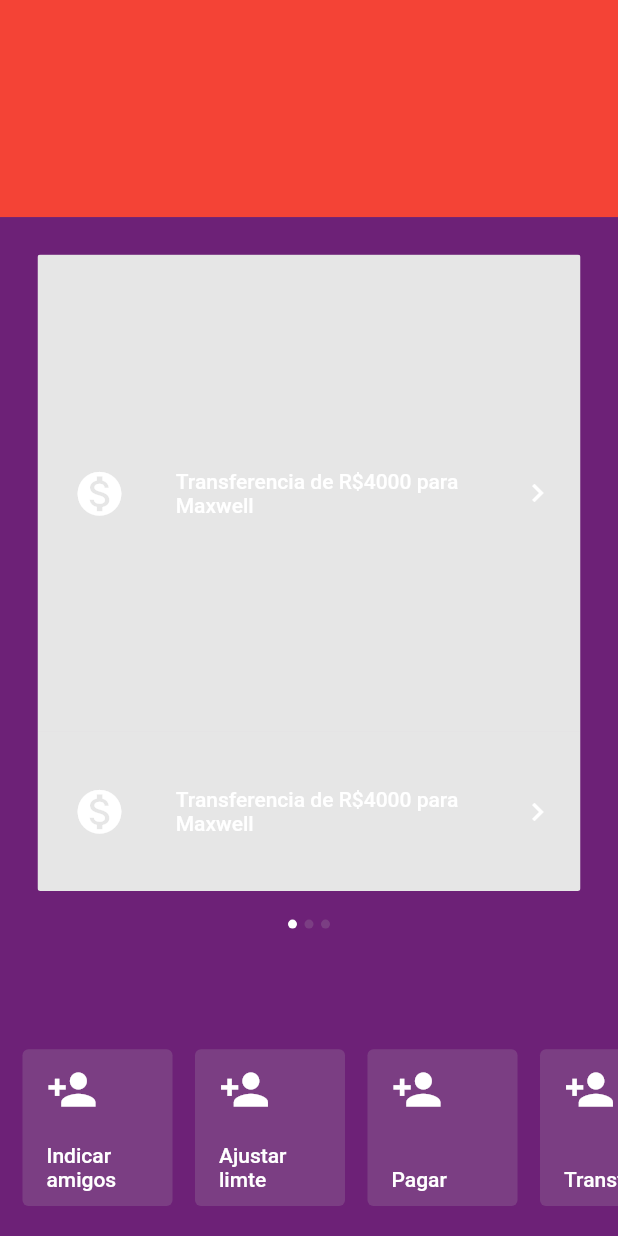
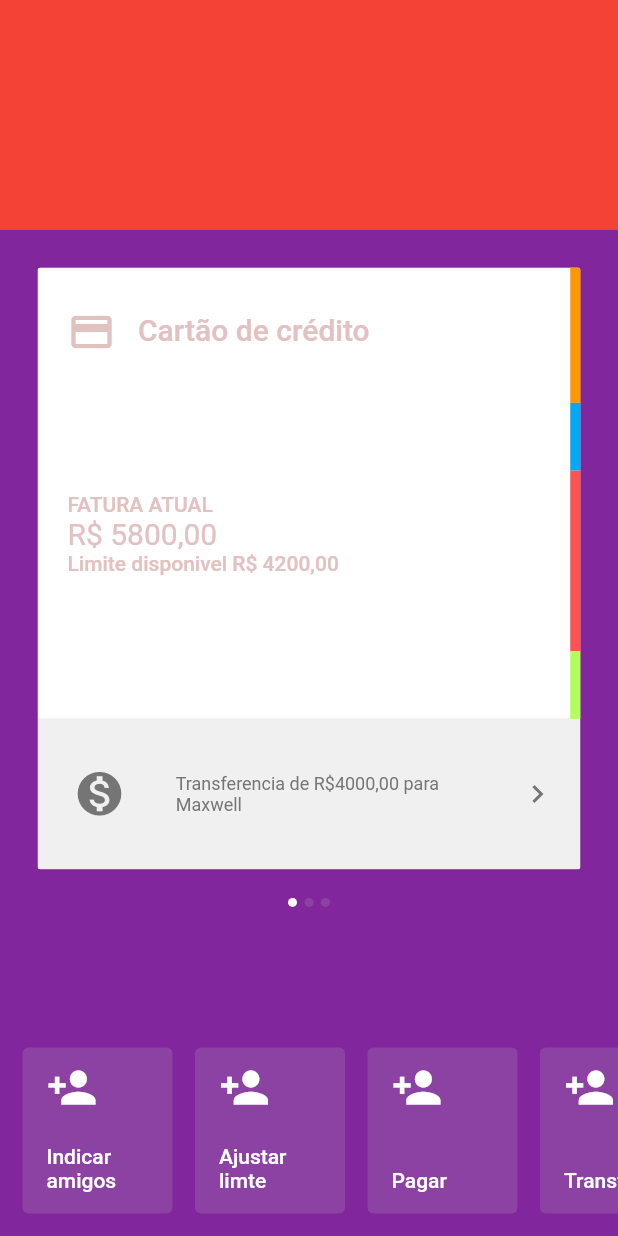
Before and after one commit to mdalboni/nubank_clone_flutter, a Flutter app: the screen it shows after launch, on a phone screen of 412 x 824 dp. Run offline on Flutter 3.47's test engine with Material 2 defaults, Android fonts, the phone set to English and light mode, and no system bars; drawn by our look-alikes of page_indicator; Roboto replaces fonts that are missing (Graphik-Regular).

Commit message:
Cartão da tela inicial

```diff
--- a/lib/home/page.dart
+++ b/lib/home/page.dart
@@ -1,7 +1,9 @@
 import 'package:flutter/material.dart';
 import 'package:nubank_clone_flutter/utils/colors.dart';
+import 'package:nubank_clone_flutter/utils/theme.dart';
 import 'package:nubank_clone_flutter/widgets/fullscreen.dart';
 import 'package:nubank_clone_flutter/widgets/menus.dart';
+import 'package:nubank_clone_flutter/widgets/moneybar.dart';
 import 'package:page_indicator/page_indicator.dart';
 
 class HomePage extends StatefulWidget {
@@ -27,7 +29,7 @@ class _HomePageState extends State<HomePage> {
   @override
   Widget build(BuildContext context) {
     return solidBackgroundScreen(SafeArea(
-        minimum: EdgeInsets.only(bottom: 20),
+        minimum: EdgeInsets.only(bottom: 15),
         bottom: true,
         child: Column(children: <Widget>[
           Expanded(
@@ -36,28 +38,24 @@ class _HomePageState extends State<HomePage> {
             ),
             flex: 18,
           ),
-          Expanded(child: tab(), flex: 59),
-          Expanded(child: SizedBox(), flex: 10),
+          Expanded(child: tab(), flex: 53),
+          Expanded(child: SizedBox(), flex: 11),
           Expanded(child: horizontalHomeMenu(), flex: 13)
         ])));
   }
 
-  Widget whiteCard(Widget upper, Widget bottom) {
+  Widget whiteCard(Widget upperWdg, Widget bottomWdg) {
     return SafeArea(
       child: ClipRRect(
         borderRadius: BorderRadius.all(Radius.circular(2.0)),
         child: Column(
           children: <Widget>[
             Expanded(
-              child: SizedBox.expand(
-                  child: cardBottomButton(Icons.monetization_on,
-                      'Transferencia de R\$4000 para Maxwell')),
+              child: SizedBox.expand(child: upperWdg),
               flex: 6,
             ),
             Expanded(
-              child: SizedBox.expand(
-                  child: cardBottomButton(Icons.monetization_on,
-                      'Transferencia de R\$4000 para Maxwell')),
+              child: SizedBox.expand(child: bottomWdg),
               flex: 2,
             )
           ],
@@ -68,14 +66,81 @@ class _HomePageState extends State<HomePage> {
     );
   }
 
+  Widget cardUpperNuConta() {
+    Widget titleRow = Row(
+      children: <Widget>[
+        Icon(
+          Icons.credit_card,
+          size: 32,
+          color: CommonColors.accent,
+        ),
+        Padding(padding: EdgeInsets.only(left: 15)),
+        Text(
+          'Cartão de crédito',
+          style:
+              TextStyle(height: 1.3, fontSize: 20, color: CommonColors.accent),
+        )
+      ],
+    );
+
+    Column subtitleColumn = Column(
+        mainAxisAlignment: MainAxisAlignment.center,
+        crossAxisAlignment: CrossAxisAlignment.start,
+        children: [
+          Text(
+            'FATURA ATUAL',
+            style: Theme.of(context).textTheme.body2,
+          ),
+          Text(
+            'R\$ 5800,00',
+            style: Theme.of(context).textTheme.display2,
+          ),
+          Text(
+            'Limite disponivel R\$ 4200,00',
+            style: Theme.of(context).textTheme.body2,
+          )
+        ]);
+
+    return FlatButton(
+        child: Row(
+          crossAxisAlignment: CrossAxisAlignment.stretch,
+          mainAxisAlignment: MainAxisAlignment.spaceEvenly,
+          mainAxisSize: MainAxisSize.max,
+          children: <Widget>[
+            Expanded(
+                child: Column(
+                    crossAxisAlignment: CrossAxisAlignment.start,
+                    children: [
+                      Expanded(
+                        child: Container(),
+                        flex: 1,
+                      ),
+                      Expanded(
+                        child: titleRow,
+                        flex: 1,
+                      ),
+                      Expanded(child: subtitleColumn, flex: 9),
+                    ]),
+                flex: 98),
+            Expanded(
+              child: moneyBar(30, 15, 40, 15),
+              flex: 2,
+            )
+          ],
+        ),
+        shape: RoundedRectangleBorder(
+          side: BorderSide(style: BorderStyle.none),
+        ),
+        padding: EdgeInsets.only(left: 20),
+        onPressed: () {},
+        color: Colors.white);
+  }
+
   Widget cardBottomButton(IconData icon, String message) {
     return FlatButton(
         child: Row(crossAxisAlignment: CrossAxisAlignment.center, children: [
           Expanded(
-            child: Icon(
-              icon,
-              size: 35,
-            ),
+            child: Icon(icon, size: 35, color: Colors.grey[600]),
             flex: 2,
           ),
           Expanded(
@@ -83,7 +148,13 @@ class _HomePageState extends State<HomePage> {
             flex: 1,
           ),
           Expanded(
-            child: Text(message),
+            child: Text(
+              message,
+              style: TextStyle(
+                  fontSize: 12,
+                  color: Colors.grey[600],
+                  fontWeight: FontWeight.normal),
+            ),
             flex: 8,
           ),
           Expanded(
@@ -91,12 +162,12 @@ class _HomePageState extends State<HomePage> {
             flex: 1,
           ),
           Expanded(
-            child: Icon(Icons.navigate_next),
+            child: Icon(Icons.navigate_next, color: Colors.grey[600]),
             flex: 1,
           )
         ]),
         shape: RoundedRectangleBorder(
-          borderRadius: new BorderRadius.circular(0.0),
+          side: BorderSide(style: BorderStyle.none),
         ),
         onPressed: () {},
         color: greyOpacity100());
@@ -106,7 +177,10 @@ class _HomePageState extends State<HomePage> {
     return PageIndicatorContainer(
       child: PageView(
         children: <Widget>[
-          whiteCard(null, null),
+          whiteCard(
+              cardUpperNuConta(),
+              cardBottomButton(Icons.monetization_on,
+                  'Transferencia de R\$4000,00 para Maxwell')),
           whiteCard(null, null),
           whiteCard(null, null),
         ],
--- a/lib/utils/colors.dart
+++ b/lib/utils/colors.dart
@@ -5,5 +5,5 @@ Color greyOpacity20() {
 }
 
 Color greyOpacity100() {
-  return Color.fromRGBO(230, 230, 230, 1.0);
+  return Color.fromRGBO(240, 240, 240, 1.0);
 }
--- a/lib/utils/theme.dart
+++ b/lib/utils/theme.dart
@@ -1,17 +1,28 @@
 import 'package:flutter/material.dart';
+
+class CommonColors {
+  static final Color primary = Color.fromRGBO(129, 38, 157, 1.0);
+  static final Color accent = Color.fromRGBO(226, 193, 193, 1.0);
+  static final Color positiveBlue = Color.fromRGBO(122, 234, 237, 1.0);
+}
 
 ThemeData getThemeData() {
   return ThemeData(
       brightness: Brightness.dark,
-      primaryColor: Color.fromRGBO(109, 33, 119, 1.0),
-      accentColor: Color.fromRGBO(109, 33, 119, 1.0),
+      primaryColor: CommonColors.primary,
+      accentColor: CommonColors.accent,
       fontFamily: 'Graphik-Regular',
       textTheme: TextTheme(
-        headline: TextStyle(fontSize: 72.0, fontWeight: FontWeight.bold),
-        title: TextStyle(fontSize: 36.0, fontStyle: FontStyle.italic),
-        body1: TextStyle(
-          fontSize: 14.0,
-        ),
+        headline: TextStyle(fontSize: 28.0, color: CommonColors.primary),
+        subhead: TextStyle(fontSize: 28.0, color: CommonColors.accent),
+        title: TextStyle(fontSize: 24.0, color: CommonColors.primary),
+        subtitle: TextStyle(fontSize: 24.0, color: CommonColors.accent),
+        display1: TextStyle(fontSize: 20, color: CommonColors.primary),
+        display2: TextStyle(fontSize: 20, color: CommonColors.accent),
+        display3: TextStyle(fontSize: 16, color: CommonColors.primary),
+        display4: TextStyle(fontSize: 16, color: CommonColors.accent),
+        body1: TextStyle(fontSize: 14.0, color: CommonColors.primary),
+        body2: TextStyle(fontSize: 14.0, color: CommonColors.accent),
       ),
       primarySwatch: Colors.purple);
 }
--- a/lib/widgets/buttons.dart
+++ b/lib/widgets/buttons.dart
@@ -12,7 +12,7 @@ Widget greyContainerButton(IconData icon, String label) {
       child: FlatButton(
         onPressed: () {},
         child: SafeArea(
-            minimum: EdgeInsets.only(top: 10.0, bottom: 10.0),
+            minimum: EdgeInsets.only(top: 10.0, bottom: 14.0),
             child: Column(
               crossAxisAlignment: CrossAxisAlignment.start,
               children: <Widget>[
--- a/lib/widgets/fullscreen.dart
+++ b/lib/widgets/fullscreen.dart
@@ -1,4 +1,5 @@
 import 'package:flutter/material.dart';
+import 'package:nubank_clone_flutter/utils/theme.dart';
 
 Scaffold solidBackgroundScreen(bodyData) {
   return Scaffold(
@@ -6,7 +7,7 @@ Scaffold solidBackgroundScreen(bodyData) {
     body: Container(
       alignment: Alignment.center,
       constraints: BoxConstraints.expand(),
-      color: Color.fromRGBO(109, 33, 119, 1.0) ,
+      color: CommonColors.primary ,
       child: bodyData,
     ),
   );
--- /dev/null
+++ b/lib/widgets/moneybar.dart
@@ -0,0 +1,22 @@
+import 'package:flutter/material.dart';
+
+List<int> calculateMoneyBar(
+    double spent, double spentNow, double toBePaid, double free) {
+  int total = ((spent + spentNow + toBePaid + free) * 100).toInt();
+  int val1 = (spent * 100) ~/ total;
+  int val2 = (spentNow * 100) ~/ total;
+  int val3 = (toBePaid * 100) ~/ total;
+  int val4 = (free * 100) ~/ total;
+  return [val1, val2, val3, val4];
+}
+
+Widget moneyBar(int spent, int spentNow, int toBePaid, int free) {
+  return Column(
+    children: <Widget>[
+      Expanded(child: Container(color: Colors.orange), flex: spent),
+      Expanded(child: Container(color: Colors.lightBlue), flex: spentNow),
+      Expanded(child: Container(color: Colors.redAccent), flex: toBePaid),
+      Expanded(child: Container(color: Colors.lightGreenAccent), flex: free),
+    ],
+  );
+}
```
